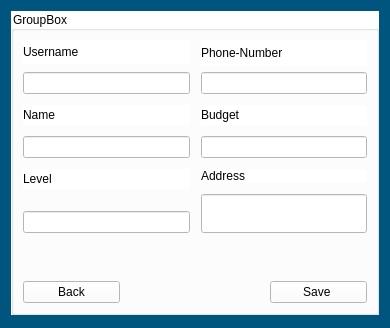
Qt form Login_And_Admin/changeprofile.ui (AP-projects-4001/esm-nadarim) before a commit.
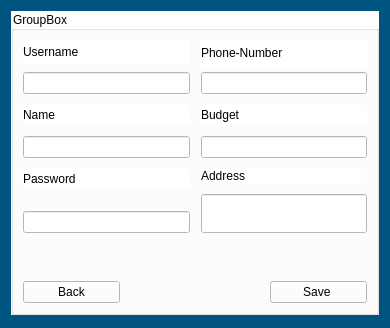
The same form after that commit.

What changed in the file:
```diff
--- a/Login_And_Admin/changeprofile.ui
+++ b/Login_And_Admin/changeprofile.ui
@@ -125,7 +125,7 @@
           <item>
            <widget class="QLabel" name="label_3">
             <property name="text">
-             <string>Level</string>
+             <string>Password</string>
             </property>
            </widget>
           </item>
```
Left out of the diff: 2 changed lines with no effect on the pictures.
